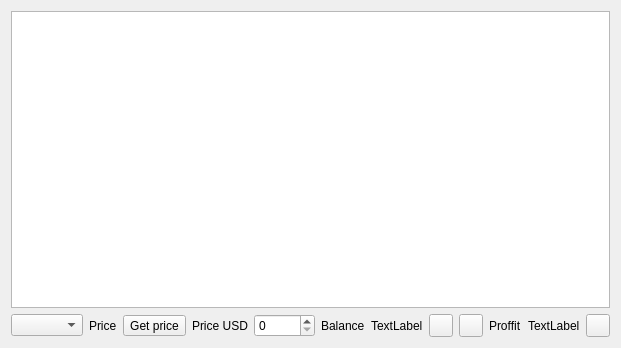
Old version of the form stocksdialog.ui in the repository QTinman/CoinBrowser.
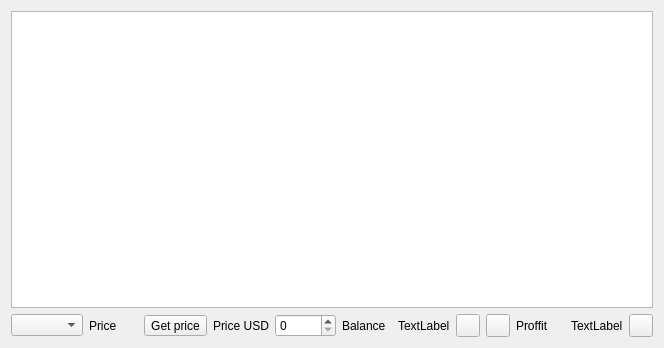
New version of the form. Icons and pictures are not drawn.

What changed in the file:
```diff
--- a/stocksdialog.ui
+++ b/stocksdialog.ui
@@ -6,7 +6,7 @@
    <rect>
     <x>0</x>
     <y>0</y>
-    <width>551</width>
+    <width>664</width>
     <height>348</height>
    </rect>
   </property>
```
Left out of the diff: 12 changed lines with no effect on the pictures.
